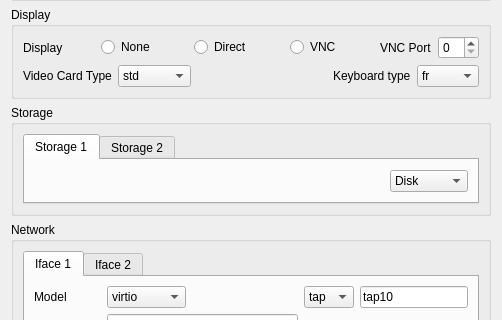
Above: src/kvirtualview_base.ui from didier13150/kvirtual before the change; both pictures show x 0 to 502 and y 368 to 688 of the 502 by 816 pixel window. Below: the same form after it.
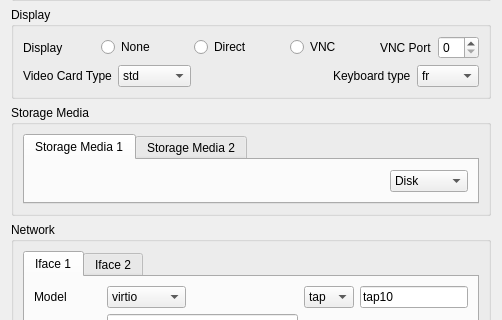
That is the form after the change. Custom widgets are drawn as their Qt base class.

Commit message: End of I18N

The edit to the form file:
```diff
--- a/src/kvirtualview_base.ui
+++ b/src/kvirtualview_base.ui
@@ -762,7 +762,7 @@
       </sizepolicy>
      </property>
      <property name="title">
-      <string>Storage</string>
+      <string>Storage Media</string>
      </property>
      <layout class="QGridLayout" name="gridLayout_5">
       <item row="0" column="0">
@@ -772,7 +772,7 @@
         </property>
         <widget class="QWidget" name="tab_1">
          <attribute name="title">
-          <string>Storage 1</string>
+          <string>Storage Media 1</string>
          </attribute>
          <layout class="QGridLayout" name="gridLayout_9">
           <item row="0" column="0">
@@ -811,7 +811,7 @@
         </widget>
         <widget class="QWidget" name="tab_2">
          <attribute name="title">
-          <string>Storage 2</string>
+          <string>Storage Media 2</string>
          </attribute>
          <layout class="QGridLayout" name="gridLayout_10">
           <item row="0" column="0">
```
Left out of the diff: 26 changed lines with no effect on the pictures. The commit also changes 2 other files.
